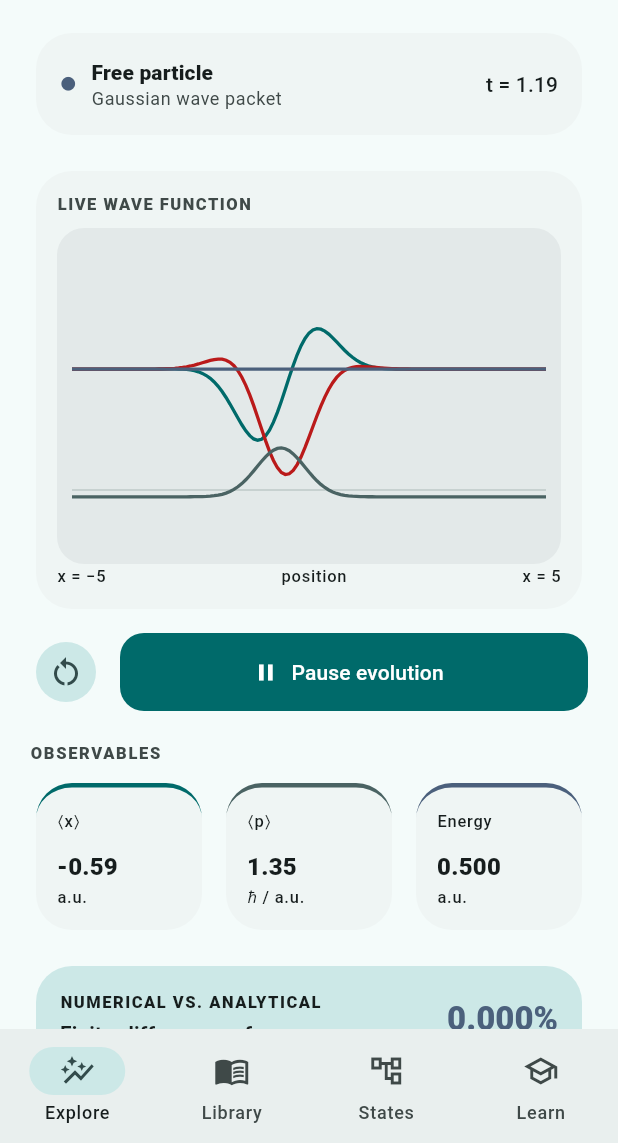
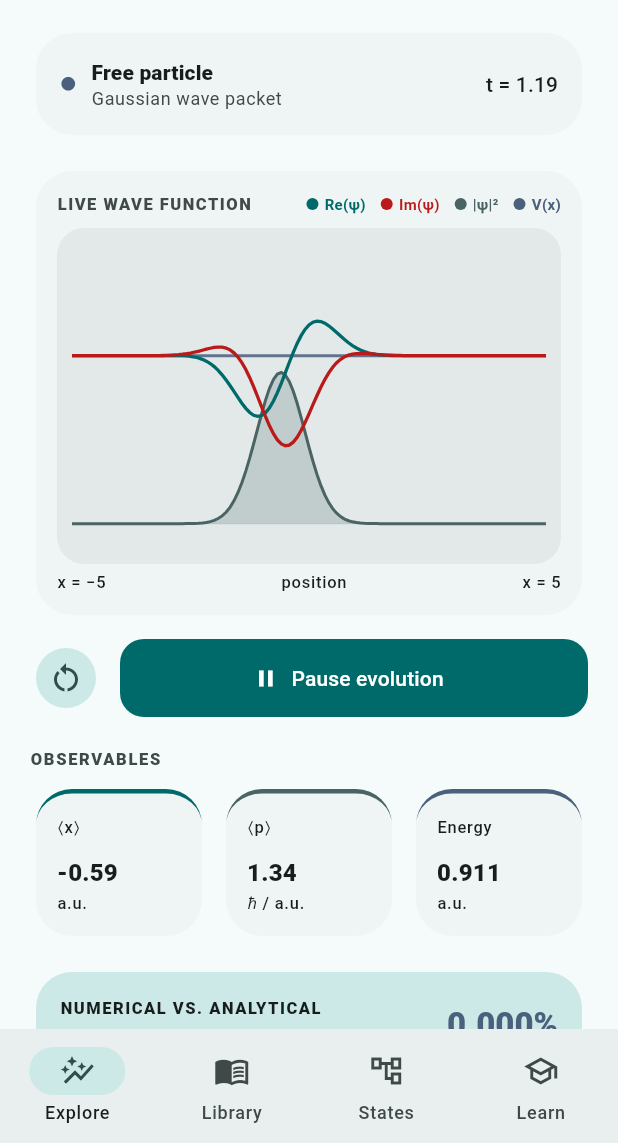
Before and after one commit to v-mv/qt-lab-flutter, a Flutter app: the screen it shows after launch, after a tap on the "tune" icon, after a tap on the "restart alt" icon, on a phone screen of 412 x 824 dp, the part 93-1236 px from its top. Run offline on Flutter 3.47's test engine with Material 3 defaults, Android fonts, the phone set to English and light mode, and no system bars; drawn by our look-alikes of dynamic_color.

Commit message:
chore(release): bump version to 1.0.1 and cleanup codebase
- Fix Infinite Square Well boundaries (x ∈ [-5, 5])
- Correct energy eigenvalues for standing waves
- Add dynamic spatial differentiation for momentum expectation ⟨p⟩
- Add weighted energy expectation ⟨E⟩ for superpositions
- Enhance probability density |ψ|² visuals with shading and legend
- Bump version to 1.0.1+2

```diff
--- a/lib/app.dart
+++ b/lib/app.dart
@@ -296,16 +296,13 @@ class ExplorePage extends StatelessWidget {
             ),
             MetricTile(
               label: '⟨p⟩',
-              value: controller.config.k0.toStringAsFixed(2),
+              value: _expectedP(samples, controller.config).toStringAsFixed(2),
               suffix: 'ℏ / a.u.',
               accent: colors.secondary,
             ),
             MetricTile(
               label: 'Energy',
-              value: eigenEnergy(
-                controller.config,
-                controller.activeN,
-              ).toStringAsFixed(3),
+              value: _expectedEnergy(controller).toStringAsFixed(3),
               suffix: 'a.u.',
               accent: colors.tertiary,
             ),
@@ -410,28 +407,44 @@ class WaveChart extends StatelessWidget {
 
   @override
   Widget build(BuildContext context) {
+    final colors = Theme.of(context).colorScheme;
     return Card(
       child: Padding(
         padding: const EdgeInsets.all(14),
         child: Column(
           crossAxisAlignment: CrossAxisAlignment.start,
           children: [
+            Row(
+              mainAxisAlignment: MainAxisAlignment.spaceBetween,
+              children: [
                 Text(
                   'LIVE WAVE FUNCTION',
                   style: Theme.of(context).textTheme.labelSmall?.copyWith(
                     letterSpacing: 1,
                     fontWeight: FontWeight.w800,
-                color: Theme.of(context).colorScheme.onSurfaceVariant,
+                    color: colors.onSurfaceVariant,
                   ),
+                ),
+                Wrap(
+                  spacing: 10,
+                  children: [
+                    _legendItem('Re(ψ)', colors.primary),
+                    _legendItem('Im(ψ)', colors.error),
+                    _legendItem('|ψ|²', colors.secondary),
+                    _legendItem('V(x)', colors.tertiary),
+                  ],
+                ),
+              ],
             ),
             const SizedBox(height: 8),
             SizedBox(
               height: 224,
               child: CustomPaint(
-                painter: WavePainter(samples, Theme.of(context).colorScheme),
+                painter: WavePainter(samples, colors),
                 child: const SizedBox.expand(),
               ),
             ),
+            const SizedBox(height: 4),
             Row(
               mainAxisAlignment: MainAxisAlignment.spaceBetween,
               children: [
@@ -443,6 +456,28 @@ class WaveChart extends StatelessWidget {
           ],
         ),
       ),
+    );
+  }
+
+  Widget _legendItem(String label, Color color) {
+    return Row(
+      mainAxisSize: MainAxisSize.min,
+      children: [
+        Container(
+          width: 8,
+          height: 8,
+          decoration: BoxDecoration(color: color, shape: BoxShape.circle),
+        ),
+        const SizedBox(width: 4),
+        Text(
+          label,
+          style: TextStyle(
+            fontSize: 10,
+            fontWeight: FontWeight.w700,
+            color: color,
+          ),
+        ),
+      ],
     );
   }
 }
@@ -458,33 +493,78 @@ class WavePainter extends CustomPainter {
       RRect.fromRectAndRadius(Offset.zero & size, const Radius.circular(18)),
       Paint()..color = colors.surfaceContainerHigh,
     );
-    final mid = size.height * .42;
+    final mid = size.height * .38;
+    final probBaseline = size.height * .88;
     final grid = Paint()
-      ..color = colors.outlineVariant
+      ..color = colors.outlineVariant.withAlpha(128)
       ..strokeWidth = 1;
+
+    // Zero baselines
     canvas.drawLine(Offset(10, mid), Offset(size.width - 10, mid), grid);
     canvas.drawLine(
-      Offset(10, size.height * .78),
-      Offset(size.width - 10, size.height * .78),
+      Offset(10, probBaseline),
+      Offset(size.width - 10, probBaseline),
       grid,
     );
-    _line(canvas, size, (sample) => sample.real, mid, colors.primary, 1.15);
-    _line(canvas, size, (sample) => sample.imaginary, mid, colors.error, 1.15);
-    _line(
-      canvas,
-      size,
-      (sample) => sample.probability,
-      size.height * .8,
-      colors.secondary,
-      .52,
-    );
+
+    // 1. Draw Probability Density |ψ|² with filled region
+    _drawProbabilityFill(canvas, size, probBaseline);
+
+    // 2. Draw Potential V(x)
     _line(
       canvas,
       size,
       (sample) => sample.potential,
       mid,
-      colors.tertiary,
-      .16,
+      colors.tertiary.withAlpha(216),
+      .18,
+      strokeWidth: 2.0,
+    );
+
+    // 3. Draw Real Part Re(ψ)
+    _line(canvas, size, (sample) => sample.real, mid, colors.primary, 1.25);
+
+    // 4. Draw Imaginary Part Im(ψ)
+    _line(canvas, size, (sample) => sample.imaginary, mid, colors.error, 1.25);
+  }
+
+  void _drawProbabilityFill(Canvas canvas, Size size, double baseline) {
+    final strokePath = Path();
+    final fillPath = Path();
+
+    fillPath.moveTo(10, baseline);
+
+    for (var i = 0; i < samples.length; i++) {
+      final x = 10 + i * (size.width - 20) / (samples.length - 1);
+      final prob = samples[i].probability.clamp(0.0, 3.0);
+      final y = baseline - prob * size.height * 0.45;
+
+      if (i == 0) {
+        strokePath.moveTo(x, y);
+      } else {
+        strokePath.lineTo(x, y);
+      }
+      fillPath.lineTo(x, y);
+    }
+
+    fillPath.lineTo(10 + (size.width - 20), baseline);
+    fillPath.close();
+
+    // Fill under probability density
+    canvas.drawPath(
+      fillPath,
+      Paint()
+        ..color = colors.secondary.withAlpha(56)
+        ..style = PaintingStyle.fill,
+    );
+
+    // Stroke probability density line
+    canvas.drawPath(
+      strokePath,
+      Paint()
+        ..color = colors.secondary
+        ..strokeWidth = 2.0
+        ..style = PaintingStyle.stroke,
     );
   }
 
@@ -494,17 +574,18 @@ class WavePainter extends CustomPainter {
     double Function(WaveSample) select,
     double baseline,
     Color color,
-    double scale,
-  ) {
+    double scale, {
+    double strokeWidth = 2.2,
+  }) {
     final path = Path();
     for (var i = 0; i < samples.length; i++) {
       final x = 10 + i * (size.width - 20) / (samples.length - 1);
       final y =
           baseline -
-          select(samples[i]).clamp(-2, 2).toDouble() *
+          select(samples[i]).clamp(-2.5, 2.5).toDouble() *
               size.height *
               scale *
-              .28;
+              .22;
       if (i == 0) {
         path.moveTo(x, y);
       } else {
@@ -515,7 +596,7 @@ class WavePainter extends CustomPainter {
       path,
       Paint()
         ..color = color
-        ..strokeWidth = 2.2
+        ..strokeWidth = strokeWidth
         ..style = PaintingStyle.stroke,
     );
   }
@@ -1106,3 +1187,51 @@ double _expectedX(List<WaveSample> samples) {
   );
   return denominator == 0 ? 0 : numerator / denominator;
 }
+
+double _expectedP(List<WaveSample> samples, QuantumConfig config) {
+  if (samples.length < 2) return 0;
+  final dx = (samples.last.x - samples.first.x) / (samples.length - 1);
+  double pNumerator = 0;
+  double probDenominator = 0;
+
+  for (var i = 1; i < samples.length - 1; i++) {
+    final dReal = (samples[i + 1].real - samples[i - 1].real) / (2 * dx);
+    final dImag =
+        (samples[i + 1].imaginary - samples[i - 1].imaginary) / (2 * dx);
+    final pDensity =
+        config.hbar * (samples[i].real * dImag - samples[i].imaginary * dReal);
+    pNumerator += pDensity;
+    probDenominator += samples[i].probability;
+  }
+
+  return probDenominator == 0 ? 0 : pNumerator / probDenominator;
+}
+
+double _expectedEnergy(QuantumController controller) {
+  if (controller.mode == WaveMode.eigenstate) {
+    return eigenEnergy(controller.config, controller.activeN);
+  } else if (controller.mode == WaveMode.superposition) {
+    final active = controller.terms.where((t) => t.enabled).toList();
+    if (active.isEmpty) return 0;
+    double totalWeight = 0;
+    double weightedEnergy = 0;
+    for (final t in active) {
+      final w = t.amplitude * t.amplitude;
+      totalWeight += w;
+      weightedEnergy += w * eigenEnergy(controller.config, t.n);
+    }
+    return totalWeight == 0 ? 0 : weightedEnergy / totalWeight;
+  } else {
+    final k0 = controller.config.k0;
+    final m = controller.config.mass;
+    final eKin = (k0 * k0) / (2 * m);
+    final samples = controller.samples;
+    final numV = samples.fold<double>(
+      0,
+      (sum, s) => sum + s.potential * s.probability,
+    );
+    final denV = samples.fold<double>(0, (sum, s) => sum + s.probability);
+    final eV = denV == 0 ? 0.0 : numV / denV;
+    return eKin + eV;
+  }
+}
--- a/lib/main.dart
+++ b/lib/main.dart
@@ -1,5 +1,3 @@
-export 'quantum.dart';
-
 import 'package:flutter/widgets.dart';
 
 import 'app.dart';
--- a/lib/quantum.dart
+++ b/lib/quantum.dart
@@ -342,10 +342,10 @@ List<WaveSample> buildWaveSamples(
             (config.k0 / (config.mass * config.omega)) *
                 math.sin(config.omega * time);
       } else if (config.potential == PotentialKind.infiniteWell) {
-        // Bouncing logic in 8-unit well (-4 to 4)
+        // Bouncing logic in 10-unit well (-5 to 5)
         final raw = config.x0 + (config.k0 / config.mass) * time;
-        final shifted = (raw + 4) % 16; // Period 16 for full round trip
-        centre = shifted < 8 ? shifted - 4 : 12 - shifted;
+        final shifted = (raw + 5) % 20; // Period 20 for full round trip
+        centre = shifted < 10 ? shifted - 5 : 15 - shifted;
       } else {
         centre = config.x0 + config.k0 / config.mass * time;
       }
@@ -384,12 +384,11 @@ List<WaveSample> buildWaveSamples(
   });
 }
 
-double potentialAt(QuantumConfig config, double x) => _potential(config, x);
 double eigenEnergy(QuantumConfig config, int n) => _eigenEnergy(config, n);
 
 double _potential(QuantumConfig config, double x) => switch (config.potential) {
   PotentialKind.free => 0,
-  PotentialKind.infiniteWell => x.abs() > 4 ? 3.5 : 0,
+  PotentialKind.infiniteWell => x.abs() > 4.95 ? 3.5 : 0,
   PotentialKind.harmonic => .5 * config.omega * config.omega * x * x,
   PotentialKind.barrier =>
     x.abs() < config.barrierWidth / 2 ? config.barrierHeight : 0,
@@ -398,8 +397,8 @@ double _potential(QuantumConfig config, double x) => switch (config.potential) {
 
 double _eigenfunction(QuantumConfig config, int n, double x) {
   if (config.potential == PotentialKind.infiniteWell) {
-    if (x.abs() > 4) return 0;
-    return 0.5 * math.sin(n * math.pi * (x + 4) / 8);
+    if (x.abs() > 5) return 0;
+    return (1 / math.sqrt(5)) * math.sin(n * math.pi * (x + 5) / 10);
   }
   final y = math.sqrt(config.omega) * x;
   final gaussian =
@@ -420,5 +419,5 @@ double _eigenEnergy(QuantumConfig config, int n) =>
           math.pi *
           config.hbar *
           config.hbar /
-          (2 * config.mass * 64)
+          (2 * config.mass * 100)
     : config.hbar * config.omega * (n - .5);
--- a/pubspec.yaml
+++ b/pubspec.yaml
@@ -1,7 +1,7 @@
 name: quantum_wave_lab_flutter
 description: "QT Lab: An interactive quantum mechanics simulator built with Flutter and Material 3."
 publish_to: 'none'
-version: 1.0.0+1
+version: 1.0.1+2
 
 environment:
   sdk: ^3.13.1
```
Also changed, not shown: 1 other file. Lines whose indentation alone changed are shown as unchanged.
